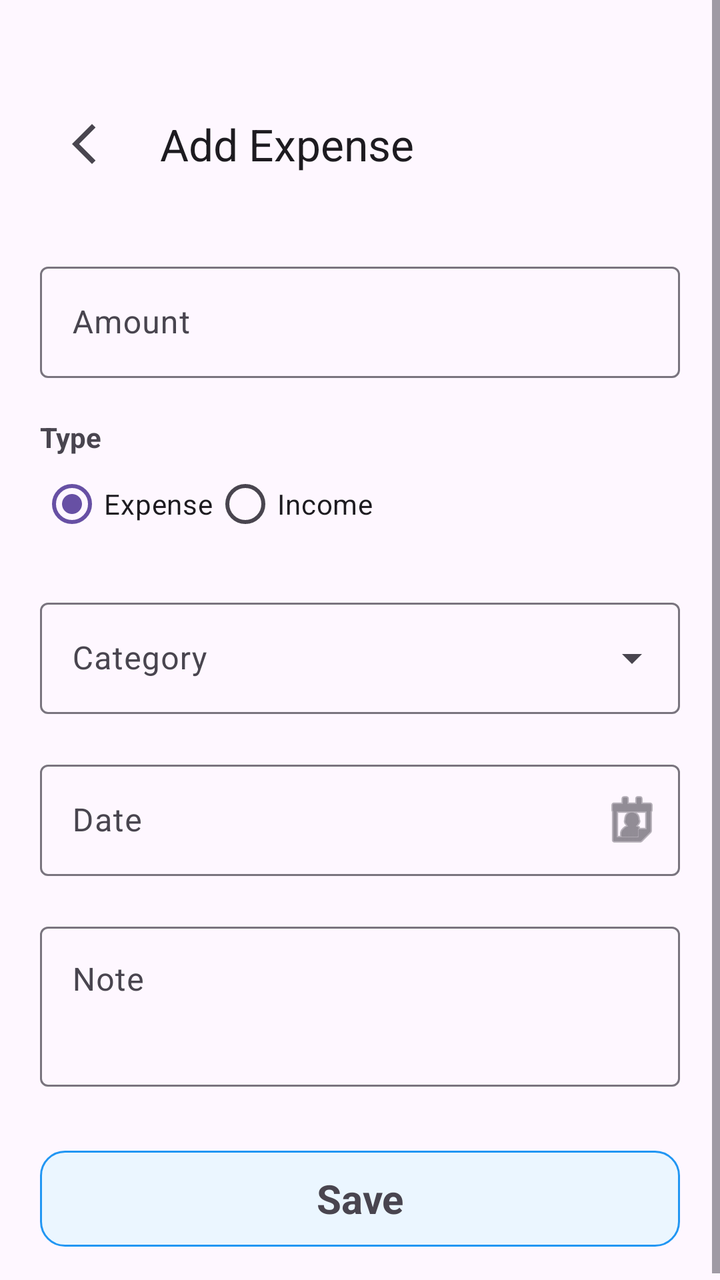
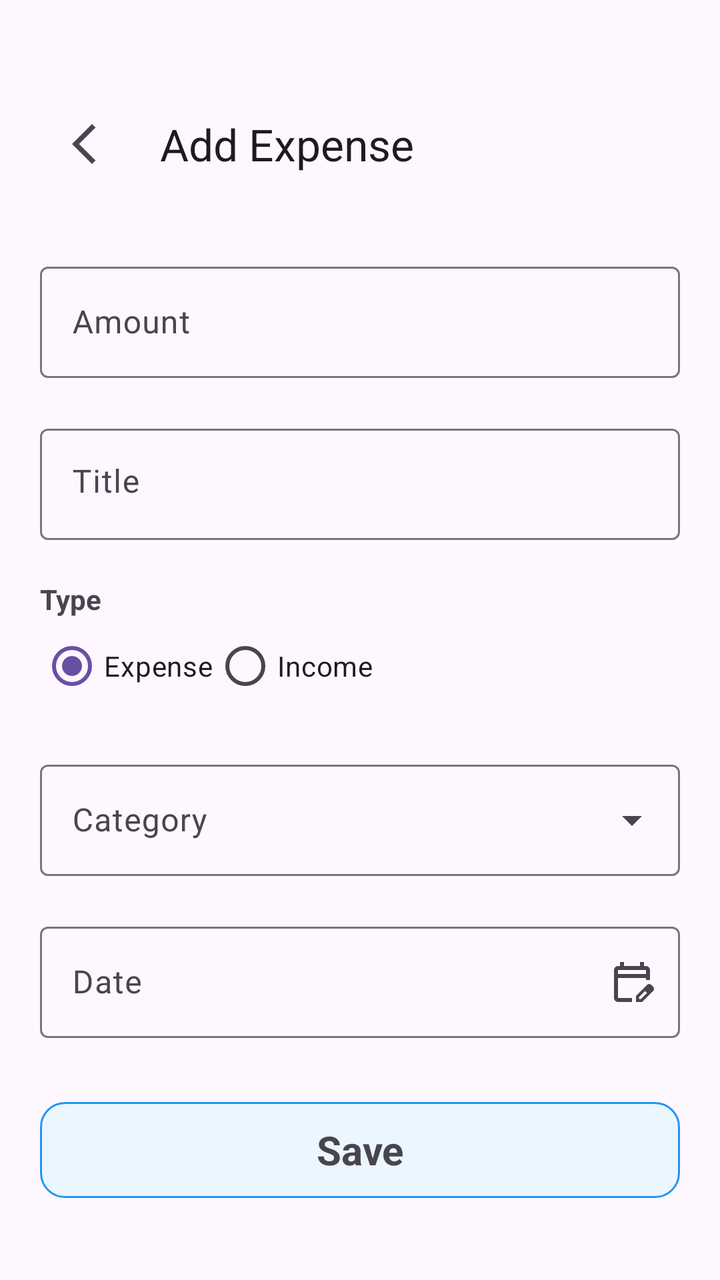

Compare the two renders of this Android layout. The source of the first and the diff that turns it into the second are given below.
<!-- AndroidManifest.xml: application theme Theme.ExpenseTracker -->
<!-- res/layout/fragment_add_expense.xml -->
<?xml version="1.0" encoding="utf-8"?>
<ScrollView xmlns:android="http://schemas.android.com/apk/res/android"
    xmlns:app="http://schemas.android.com/apk/res-auto"
    android:layout_width="match_parent"
    android:layout_height="match_parent"
    android:fillViewport="true">

    <LinearLayout
        android:layout_width="match_parent"
        android:layout_height="wrap_content"
        android:orientation="vertical"
        android:padding="20dp">

        

        <com.google.android.material.appbar.MaterialToolbar
            android:id="@+id/toolbar"
            android:layout_width="match_parent"
            android:layout_height="?attr/actionBarSize"
            android:layout_marginTop="20dp"
            app:navigationIcon="@drawable/ic_arrow_back"
            app:title="Add Expense" />

        

        <com.google.android.material.textfield.TextInputLayout
            android:id="@+id/tilAmount"
            android:layout_width="match_parent"
            android:layout_height="wrap_content"
            android:layout_marginTop="24dp"
            android:hint="Amount">

            <com.google.android.material.textfield.TextInputEditText
                android:id="@+id/etAmount"
                android:layout_width="match_parent"
                android:layout_height="wrap_content"
                android:inputType="numberDecimal" />

        </com.google.android.material.textfield.TextInputLayout>

        

        <TextView
            android:layout_width="wrap_content"
            android:layout_height="wrap_content"
            android:layout_marginTop="20dp"
            android:text="Type"
            android:textStyle="bold" />

        <RadioGroup
            android:id="@+id/rgType"
            android:layout_width="wrap_content"
            android:layout_height="wrap_content"
            android:orientation="horizontal">

            <RadioButton
                android:id="@+id/rbExpense"
                android:layout_width="wrap_content"
                android:layout_height="wrap_content"
                android:checked="true"
                android:text="Expense" />

            <RadioButton
                android:id="@+id/rbIncome"
                android:layout_width="wrap_content"
                android:layout_height="wrap_content"
                android:text="Income" />

        </RadioGroup>

        

        <com.google.android.material.textfield.TextInputLayout
            android:id="@+id/tilCategory"
            style="@style/Widget.Material3.TextInputLayout.OutlinedBox.ExposedDropdownMenu"
            android:layout_width="match_parent"
            android:layout_height="wrap_content"
            android:layout_marginTop="20dp"
            android:hint="Category">

            <AutoCompleteTextView
                android:id="@+id/actCategory"
                android:layout_width="match_parent"
                android:layout_height="wrap_content"
                android:inputType="none" />

        </com.google.android.material.textfield.TextInputLayout>

        

        <com.google.android.material.textfield.TextInputLayout
            android:id="@+id/tilDate"
            android:layout_width="match_parent"
            android:layout_height="wrap_content"
            android:layout_marginTop="20dp"
            android:hint="Date"
            app:endIconDrawable="@android:drawable/ic_menu_my_calendar"
            app:endIconMode="custom">

            <com.google.android.material.textfield.TextInputEditText
                android:id="@+id/etDate"
                android:layout_width="match_parent"
                android:layout_height="wrap_content"
                android:clickable="true"
                android:focusable="false" />

        </com.google.android.material.textfield.TextInputLayout>

        

        <com.google.android.material.textfield.TextInputLayout
            android:id="@+id/tilNote"
            android:layout_width="match_parent"
            android:layout_height="wrap_content"
            android:layout_marginTop="20dp"
            android:hint="Note">

            <com.google.android.material.textfield.TextInputEditText
                android:id="@+id/etNote"
                android:layout_width="match_parent"
                android:layout_height="80dp"
                android:gravity="top|start"
                android:inputType="textMultiLine"
                android:maxLines="4" />

        </com.google.android.material.textfield.TextInputLayout>

        

        <FrameLayout
            android:id="@+id/btnSave"
            android:layout_width="match_parent"
            android:layout_height="48dp"
            android:layout_marginTop="32dp"
            android:background="@drawable/bg_button_ripple">

            <TextView
                android:layout_width="match_parent"
                android:layout_height="match_parent"
                android:gravity="center"
                android:text="Save"
                android:textSize="20sp"
                android:textStyle="bold" />
        </FrameLayout>

    </LinearLayout>

</ScrollView>
<!-- resources referenced by this layout -->
<resources>
  <!-- drawable bg_button_ripple (drawable) -->
  <?xml version="1.0" encoding="utf-8"?>
  <ripple xmlns:android="http://schemas.android.com/apk/res/android"
      android:color="#55000000">
  
      <item>
          <shape android:shape="rectangle">
              <solid android:color="#EBF6FF" />
              <corners android:radius="12dp" />
              <stroke android:width="1dp" android:color="#2196F3"/>
          </shape>
      </item>
  
  </ripple>
  <!-- drawable ic_arrow_back (drawable) -->
  <vector xmlns:android="http://schemas.android.com/apk/res/android" android:width="24dp" android:height="24dp" android:viewportWidth="960" android:viewportHeight="960" android:tint="?attr/colorControlNormal" android:autoMirrored="true">
      <path android:fillColor="@android:color/white" android:pathData="M400,880L0,480L400,80L471,151L142,480L471,809L400,880Z"/>
  </vector>
  <style name="Theme.ExpenseTracker" parent="Base.Theme.ExpenseTracker" />
  <style name="Base.Theme.ExpenseTracker" parent="Theme.Material3.DayNight.NoActionBar">
          
          
      </style>
</resources>

<!-- the commit's change to res/layout/fragment_add_expense.xml (unified diff, before → after) -->
@@ -11,8 +11,6 @@
         android:orientation="vertical"
         android:padding="20dp">
 
-        
-
         <com.google.android.material.appbar.MaterialToolbar
             android:id="@+id/toolbar"
             android:layout_width="match_parent"
@@ -21,7 +19,6 @@
             app:navigationIcon="@drawable/ic_arrow_back"
             app:title="Add Expense" />
 
-        
 
         <com.google.android.material.textfield.TextInputLayout
             android:id="@+id/tilAmount"
@@ -38,7 +35,22 @@
 
         </com.google.android.material.textfield.TextInputLayout>
 
-        
+        <com.google.android.material.textfield.TextInputLayout
+            android:id="@+id/tilTitle"
+            android:layout_width="match_parent"
+            android:layout_height="wrap_content"
+            android:layout_marginTop="20dp"
+            android:hint="Title">
+
+            <com.google.android.material.textfield.TextInputEditText
+                android:id="@+id/etTitle"
+                android:layout_width="match_parent"
+                android:layout_height="wrap_content"
+                android:gravity="top|start"
+                android:inputType="textMultiLine"
+                android:maxLines="1" />
+
+        </com.google.android.material.textfield.TextInputLayout>
 
         <TextView
             android:layout_width="wrap_content"
@@ -68,8 +80,6 @@
 
         </RadioGroup>
 
-        
-
         <com.google.android.material.textfield.TextInputLayout
             android:id="@+id/tilCategory"
             style="@style/Widget.Material3.TextInputLayout.OutlinedBox.ExposedDropdownMenu"
@@ -86,15 +96,13 @@
 
         </com.google.android.material.textfield.TextInputLayout>
 
-        
-
         <com.google.android.material.textfield.TextInputLayout
             android:id="@+id/tilDate"
             android:layout_width="match_parent"
             android:layout_height="wrap_content"
             android:layout_marginTop="20dp"
             android:hint="Date"
-            app:endIconDrawable="@android:drawable/ic_menu_my_calendar"
+            app:endIconDrawable="@drawable/ic_calendar"
             app:endIconMode="custom">
 
             <com.google.android.material.textfield.TextInputEditText
@@ -105,27 +113,6 @@
                 android:focusable="false" />
 
         </com.google.android.material.textfield.TextInputLayout>
-
-        
-
-        <com.google.android.material.textfield.TextInputLayout
-            android:id="@+id/tilNote"
-            android:layout_width="match_parent"
-            android:layout_height="wrap_content"
-            android:layout_marginTop="20dp"
-            android:hint="Note">
-
-            <com.google.android.material.textfield.TextInputEditText
-                android:id="@+id/etNote"
-                android:layout_width="match_parent"
-                android:layout_height="80dp"
-                android:gravity="top|start"
-                android:inputType="textMultiLine"
-                android:maxLines="4" />
-
-        </com.google.android.material.textfield.TextInputLayout>
-
-        
 
         <FrameLayout
             android:id="@+id/btnSave"
<!-- resource entries referenced after the edit -->
@@ -18,6 +18,10 @@
   <vector xmlns:android="http://schemas.android.com/apk/res/android" android:width="24dp" android:height="24dp" android:viewportWidth="960" android:viewportHeight="960" android:tint="?attr/colorControlNormal" android:autoMirrored="true">
       <path android:fillColor="@android:color/white" android:pathData="M400,880L0,480L400,80L471,151L142,480L471,809L400,880Z"/>
   </vector>
+  <!-- drawable ic_calendar (drawable) -->
+  <vector xmlns:android="http://schemas.android.com/apk/res/android" android:width="24dp" android:height="24dp" android:viewportWidth="960" android:viewportHeight="960" android:tint="?attr/colorControlNormal">
+      <path android:fillColor="@android:color/white" android:pathData="M200,880Q167,880 143.5,856.5Q120,833 120,800L120,240Q120,207 143.5,183.5Q167,160 200,160L240,160L240,80L320,80L320,160L640,160L640,80L720,80L720,160L760,160Q793,160 816.5,183.5Q840,207 840,240L840,440L760,440L760,400L200,400L200,800Q200,800 200,800Q200,800 200,800L480,800L480,880L200,880ZM200,320L760,320L760,240Q760,240 760,240Q760,240 760,240L200,240Q200,240 200,240Q200,240 200,240L200,320ZM200,320L200,240Q200,240 200,240Q200,240 200,240L200,240Q200,240 200,240Q200,240 200,240L200,320ZM560,880L560,757L781,537Q790,528 801,524Q812,520 823,520Q835,520 846,524.5Q857,529 866,538L903,575Q911,584 915.5,595Q920,606 920,617Q920,628 916,639.5Q912,651 903,660L683,880L560,880ZM860,617L860,617L823,580L823,580L860,617ZM620,820L658,820L779,698L761,679L742,661L620,782L620,820ZM761,679L742,661L742,661L779,698L779,698L761,679Z"/>
+  </vector>
   <style name="Theme.ExpenseTracker" parent="Base.Theme.ExpenseTracker" />
   <style name="Base.Theme.ExpenseTracker" parent="Theme.Material3.DayNight.NoActionBar">
           
